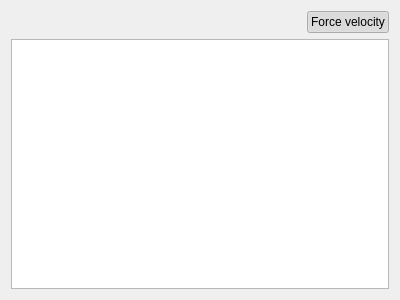
Before: the Qt Designer form plugins/hppwidgetsplugin/jointtreewidget.ui in humanoid-path-planner/hpp-gui, drawn with Qt 5.
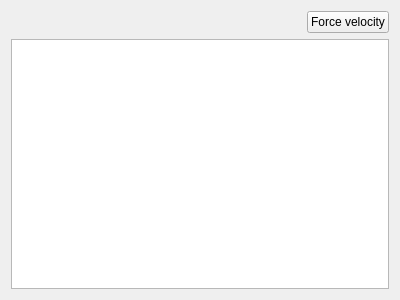
After: the same form once the commit is applied.

Commit message: Change default status of button Force velocity

Diff of the .ui file:
```diff
--- a/plugins/hppwidgetsplugin/jointtreewidget.ui
+++ b/plugins/hppwidgetsplugin/jointtreewidget.ui
@@ -41,7 +41,7 @@
         <bool>true</bool>
        </property>
        <property name="checked">
-        <bool>true</bool>
+        <bool>false</bool>
        </property>
       </widget>
      </item>
```
